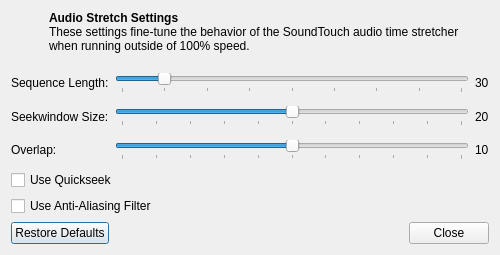
First picture: the form in src/duckstation-qt/audiostretchsettingsdialog.ui, repository kofxi3584karlayang/duckstation, before the edit.
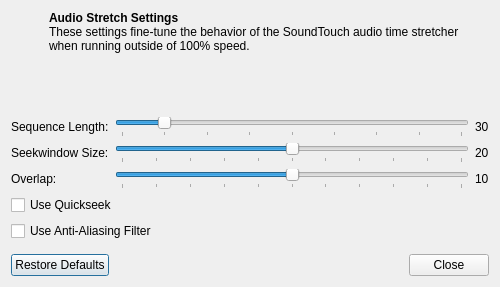
Second picture: the form after the edit.

Commit message: Qt: Further polish the layout of some widgets (#3427)

```diff
--- a/src/duckstation-qt/audiostretchsettingsdialog.ui
+++ b/src/duckstation-qt/audiostretchsettingsdialog.ui
@@ -7,14 +7,14 @@
     <x>0</x>
     <y>0</y>
     <width>500</width>
-    <height>255</height>
+    <height>287</height>
    </rect>
   </property>
   <property name="windowTitle">
    <string>Audio Stretch Settings</string>
   </property>
   <layout class="QGridLayout" name="gridLayout">
-   <item row="0" column="0" colspan="2">
+   <item row="0" column="0" colspan="3">
     <layout class="QHBoxLayout" name="horizontalLayout_5">
      <property name="bottomMargin">
       <number>10</number>
@@ -40,6 +40,12 @@
      </item>
      <item>
       <widget class="QLabel" name="label_4">
+       <property name="sizePolicy">
+        <sizepolicy hsizetype="Preferred" vsizetype="Minimum">
+         <horstretch>0</horstretch>
+         <verstretch>0</verstretch>
+        </sizepolicy>
+       </property>
        <property name="text">
         <string>&lt;html&gt;&lt;head/&gt;&lt;body&gt;&lt;p&gt;&lt;span style=&quot; font-weight:700;&quot;&gt;Audio Stretch Settings&lt;/span&gt;&lt;br/&gt;These settings fine-tune the behavior of the SoundTouch audio time stretcher when running outside of 100% speed.&lt;/p&gt;&lt;/body&gt;&lt;/html&gt;</string>
        </property>
@@ -64,8 +70,6 @@
     </widget>
    </item>
    <item row="1" column="1">
-    <layout class="QHBoxLayout" name="horizontalLayout_2">
-     <item>
       <widget class="QSlider" name="sequenceLength">
        <property name="minimum">
         <number>20</number>
@@ -87,15 +91,13 @@
        </property>
       </widget>
      </item>
-     <item>
+   <item row="1" column="2">
       <widget class="QLabel" name="sequenceLengthLabel">
        <property name="text">
         <string>30</string>
        </property>
       </widget>
      </item>
-    </layout>
-   </item>
    <item row="2" column="0">
     <widget class="QLabel" name="label_7">
      <property name="text">
@@ -104,8 +106,6 @@
     </widget>
    </item>
    <item row="2" column="1">
-    <layout class="QHBoxLayout" name="horizontalLayout_3">
-     <item>
       <widget class="QSlider" name="seekWindowSize">
        <property name="minimum">
         <number>10</number>
@@ -127,15 +127,13 @@
        </property>
       </widget>
      </item>
-     <item>
+   <item row="2" column="2">
       <widget class="QLabel" name="seekWindowSizeLabel">
        <property name="text">
         <string>20</string>
        </property>
       </widget>
      </item>
-    </layout>
-   </item>
    <item row="3" column="0">
     <widget class="QLabel" name="label_8">
      <property name="text">
@@ -144,8 +142,6 @@
     </widget>
    </item>
    <item row="3" column="1">
-    <layout class="QHBoxLayout" name="horizontalLayout_4">
-     <item>
       <widget class="QSlider" name="overlap">
        <property name="minimum">
         <number>5</number>
@@ -167,30 +163,35 @@
        </property>
       </widget>
      </item>
-     <item>
+   <item row="3" column="2">
       <widget class="QLabel" name="overlapLabel">
        <property name="text">
         <string>10</string>
        </property>
       </widget>
      </item>
-    </layout>
-   </item>
-   <item row="4" column="0" colspan="2">
+   <item row="4" column="0" colspan="3">
     <widget class="QCheckBox" name="useQuickSeek">
      <property name="text">
       <string>Use Quickseek</string>
      </property>
     </widget>
    </item>
-   <item row="5" column="0" colspan="2">
+   <item row="5" column="0" colspan="3">
     <widget class="QCheckBox" name="useAAFilter">
      <property name="text">
       <string>Use Anti-Aliasing Filter</string>
      </property>
     </widget>
    </item>
-   <item row="6" column="0" colspan="2">
+   <item row="6" column="0">
+    <spacer name="verticalSpacer">
+     <property name="orientation">
+      <enum>Qt::Orientation::Vertical</enum>
+     </property>
+    </spacer>
+   </item>
+   <item row="7" column="0" colspan="3">
     <widget class="QDialogButtonBox" name="buttonBox">
      <property name="standardButtons">
       <set>QDialogButtonBox::StandardButton::Close|QDialogButtonBox::StandardButton::RestoreDefaults</set>
```
Lines whose indentation alone changed are shown as unchanged. The commit also changes 4 other files.
